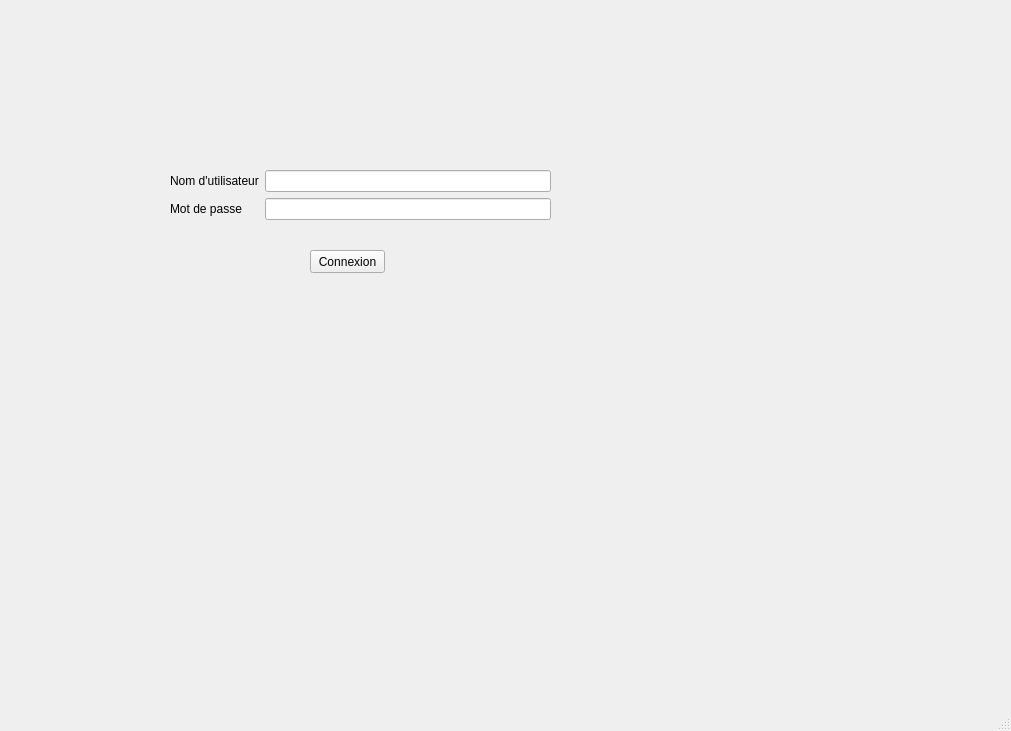
Before: the Qt Designer form EPAF/connexionmainmenu.ui in EPAFprojet/EPAF_V3, drawn with Qt 5.
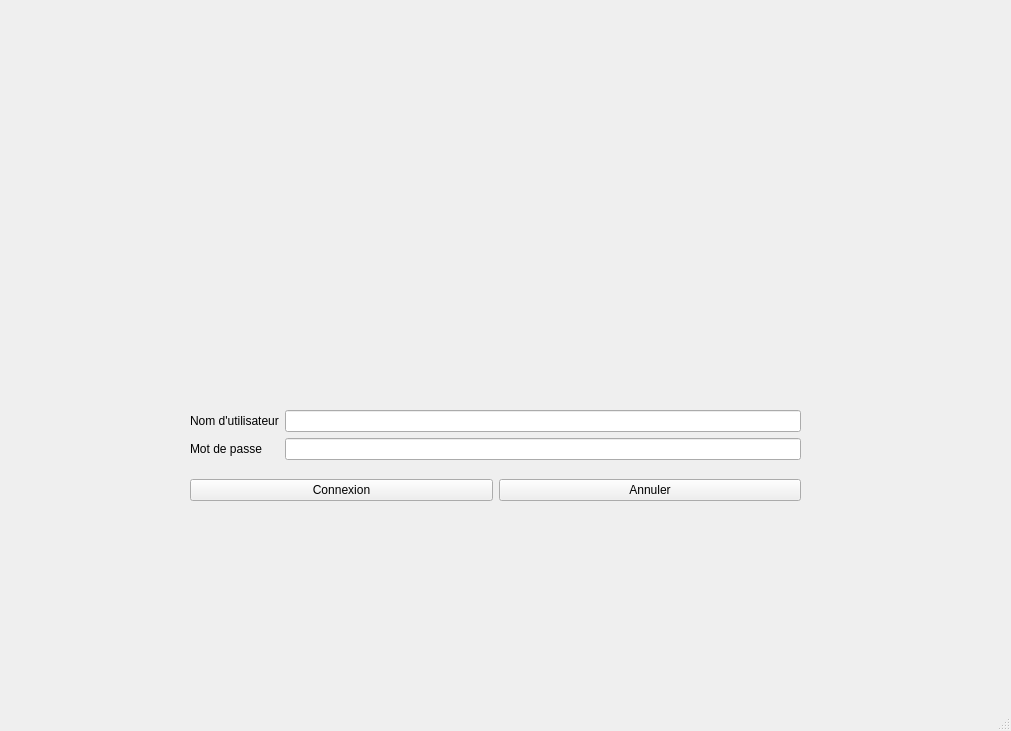
After: the same form once the commit is applied. The open tabs and pages were chosen to show the change. Icons and pictures are not drawn.

Commit message: la connexion terminée

The edit to the form file:
```diff
--- a/EPAF/connexionmainmenu.ui
+++ b/EPAF/connexionmainmenu.ui
@@ -17,10 +17,10 @@
    <widget class="QStackedWidget" name="MainMenustackedWidget">
     <property name="geometry">
      <rect>
-      <x>-10</x>
+      <x>0</x>
       <y>0</y>
-      <width>951</width>
-      <height>671</height>
+      <width>1001</width>
+      <height>681</height>
      </rect>
     </property>
     <property name="currentIndex">
@@ -30,48 +30,83 @@
      <widget class="QWidget" name="formLayoutWidget_7">
       <property name="geometry">
        <rect>
-        <x>180</x>
-        <y>170</y>
-        <width>381</width>
-        <height>71</height>
+        <x>190</x>
+        <y>410</y>
+        <width>611</width>
+        <height>61</height>
        </rect>
       </property>
-      <layout class="QFormLayout" name="formLayout_7">
-       <item row="0" column="0">
-        <widget class="QLabel" name="label_44">
-         <property name="text">
-          <string>Nom d'utilisateur</string>
-         </property>
-        </widget>
-       </item>
-       <item row="0" column="1">
-        <widget class="QLineEdit" name="lineEdit_28"/>
-       </item>
+      <layout class="QFormLayout" name="connexionformLayout">
        <item row="1" column="0">
-        <widget class="QLabel" name="label_45">
+        <widget class="QLabel" name="nomUtilisateurlabel">
          <property name="text">
-          <string>Mot de passe</string>
+          <string>Nom d'utilisateur</string>
          </property>
         </widget>
        </item>
        <item row="1" column="1">
-        <widget class="QLineEdit" name="lineEdit_29"/>
+        <widget class="QLineEdit" name="nomUtilisateurlineEdit"/>
+       </item>
+       <item row="2" column="0">
+        <widget class="QLabel" name="motPasselabel">
+         <property name="text">
+          <string>Mot de passe</string>
+         </property>
+        </widget>
+       </item>
+       <item row="2" column="1">
+        <widget class="QLineEdit" name="motPasselineEdit">
+         <property name="echoMode">
+          <enum>QLineEdit::Password</enum>
+         </property>
+        </widget>
        </item>
       </layout>
      </widget>
-     <widget class="QPushButton" name="connexionpushButton">
+     <widget class="QLabel" name="logolabel">
       <property name="geometry">
        <rect>
-        <x>320</x>
-        <y>250</y>
-        <width>75</width>
-        <height>23</height>
+        <x>240</x>
+        <y>90</y>
+        <width>524</width>
+        <height>227</height>
        </rect>
       </property>
       <property name="text">
-       <string>Connexion</string>
+       <string/>
       </property>
      </widget>
+     <widget class="QWidget" name="horizontalLayoutWidget">
+      <property name="geometry">
+       <rect>
+        <x>190</x>
+        <y>470</y>
+        <width>611</width>
+        <height>41</height>
+       </rect>
+      </property>
+      <layout class="QHBoxLayout" name="connexionButtonhorizontalLayout">
+       <item>
+        <widget class="QPushButton" name="connexionpushButton">
+         <property name="text">
+          <string>Connexion</string>
+         </property>
+        </widget>
+       </item>
+       <item>
+        <widget class="QPushButton" name="annulerpushButton">
+         <property name="text">
+          <string>Annuler</string>
+         </property>
+        </widget>
+       </item>
+      </layout>
+     </widget>
+     <zorder>logolabel</zorder>
+     <zorder>formLayoutWidget_7</zorder>
+     <zorder>logolabel</zorder>
+     <zorder>pushButton</zorder>
+     <zorder>horizontalLayoutWidget</zorder>
     </widget>
     <widget class="QWidget" name="page_2">
      <widget class="QWidget" name="MenuP" native="true">
```
Left out of the diff: 55 changed lines with no effect on the pictures. The commit also changes 7 other files.
